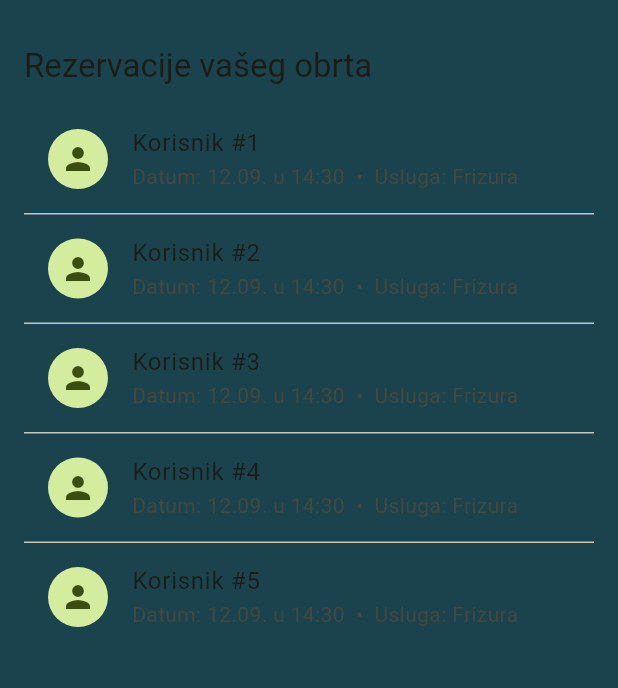
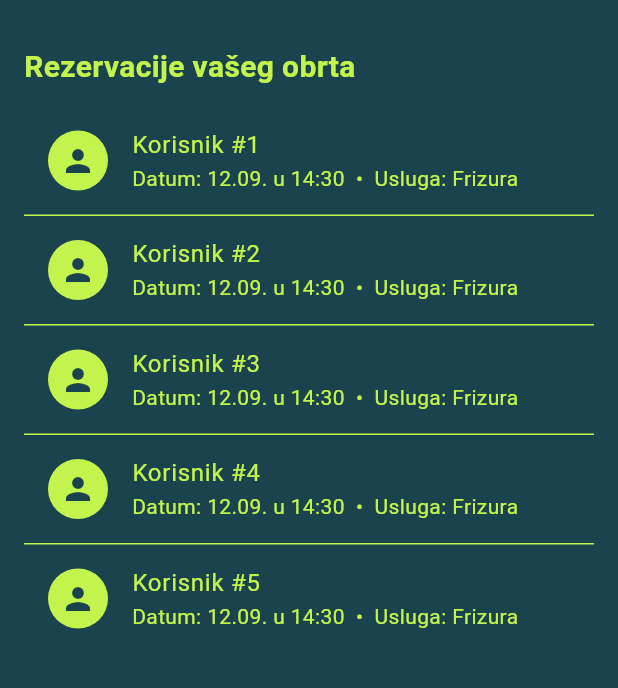
Before and after one commit to lvranic/TerminoApp, a Flutter app: the AdminDashboardScreen screen opened by its route, on a phone screen of 412 x 824 dp, the part 63-751 px from its top. Run offline on Flutter 3.47's test engine with Material 3 defaults, Android fonts, the phone set to English and light mode, and no system bars; our stand-ins replace firebase_core, graphql_flutter, shared_preferences; accounts and stored records are empty.

Commit message:
Konaćna rezervacija termina i upis u bazu podataka

```diff
--- a/lib/graphql/graphql_config.dart
+++ b/lib/graphql/graphql_config.dart
@@ -27,7 +27,6 @@ Future<ValueNotifier<GraphQLClient>> buildGraphQLNotifier() async {
   final httpLink = HttpLink(graphQLEndpoint);
 
   final authLink = AuthLink(
-    // vraća "Bearer <token>" ili null ako tokena nema
     getToken: () async {
       final token = await TokenStore.get();
       return (token == null || token.isEmpty) ? null : 'Bearer $token';
--- a/lib/screens/admin_dashboard_screen.dart
+++ b/lib/screens/admin_dashboard_screen.dart
@@ -4,27 +4,37 @@ class AdminDashboardScreen extends StatelessWidget {
   static const route = '/admin-dashboard';
   const AdminDashboardScreen({super.key});
 
+  static const Color _green = Color(0xFFC3F44D);
+  static const Color _background = Color(0xFF1A434E);
+
   @override
   Widget build(BuildContext context) {
     return Scaffold(
-      appBar: AppBar(title: const Text('Termino – Admin')),
+      backgroundColor: _background,
+      appBar: AppBar(
+        backgroundColor: _background,
+        title: const Text(
+          'Termino – Admin',
+          style: TextStyle(color: _green),
+        ),
+        iconTheme: const IconThemeData(color: _green),
+      ),
       body: Padding(
         padding: const EdgeInsets.all(16),
         child: Column(
           crossAxisAlignment: CrossAxisAlignment.start,
-          children: [
-            Text('Rezervacije vašeg obrta', style: Theme.of(context).textTheme.titleLarge),
-            const SizedBox(height: 12),
+          children: const [
+            Text(
+              'Rezervacije vašeg obrta',
+              style: TextStyle(
+                fontSize: 20,
+                fontWeight: FontWeight.bold,
+                color: _green,
+              ),
+            ),
+            SizedBox(height: 12),
             Expanded(
-              child: ListView.separated(
-                itemCount: 5,
-                itemBuilder: (_, i) => ListTile(
-                  leading: const CircleAvatar(child: Icon(Icons.person)),
-                  title: Text('Korisnik #${i + 1}'),
-                  subtitle: const Text('Datum: 12.09. u 14:30  •  Usluga: Frizura'),
-                ),
-                separatorBuilder: (_, __) => const Divider(height: 1),
-              ),
+              child: _ReservationList(),
             ),
           ],
         ),
@@ -32,3 +42,31 @@ class AdminDashboardScreen extends StatelessWidget {
     );
   }
 }
+
+class _ReservationList extends StatelessWidget {
+  const _ReservationList();
+
+  static const Color _green = Color(0xFFC3F44D);
+
+  @override
+  Widget build(BuildContext context) {
+    return ListView.separated(
+      itemCount: 5, // Ovo ćeš zamijeniti s pravim podacima
+      itemBuilder: (_, i) => ListTile(
+        leading: const CircleAvatar(
+          backgroundColor: _green,
+          child: Icon(Icons.person, color: Color(0xFF1A434E)),
+        ),
+        title: Text(
+          'Korisnik #${i + 1}',
+          style: const TextStyle(color: _green),
+        ),
+        subtitle: const Text(
+          'Datum: 12.09. u 14:30  •  Usluga: Frizura',
+          style: TextStyle(color: _green),
+        ),
+      ),
+      separatorBuilder: (_, __) => const Divider(height: 1, color: _green),
+    );
+  }
+}
--- a/lib/screens/reservation_confirmation_screen.dart
+++ b/lib/screens/reservation_confirmation_screen.dart
@@ -30,13 +30,13 @@ class ReservationConfirmationScreen extends StatelessWidget {
       $providerId: String!,
       $serviceId: String!,
       $startsAtUtc: DateTime!,
-      $duration: Int
+      $duration: Int!
     ) {
       createReservation(
         providerId: $providerId,
         serviceId: $serviceId,
         startsAtUtc: $startsAtUtc,
-        durationMinutes: $duration
+        duration: $duration
       ) {
         id
       }
--- a/lib/screens/reservation_service.dart
+++ b/lib/screens/reservation_service.dart
@@ -9,13 +9,13 @@ class ReservationService {
       $providerId: String!,
       $serviceId: String!,
       $startsAtUtc: DateTime!,
-      $duration: Int
+      $duration: Int!
     ) {
       createReservation(
         providerId: $providerId,
         serviceId: $serviceId,
         startsAtUtc: $startsAtUtc,
-        durationMinutes: $duration
+        duration: $duration
       ) { id }
     }
   ''';
```
Also changed, not shown: lib/screens/admin_register_screen.dart (+10 -5 lines), lib/screens/select_service_screen.dart (+55 -16 lines), lib/screens/user_dashboard_screen.dart (+48 -14 lines).
